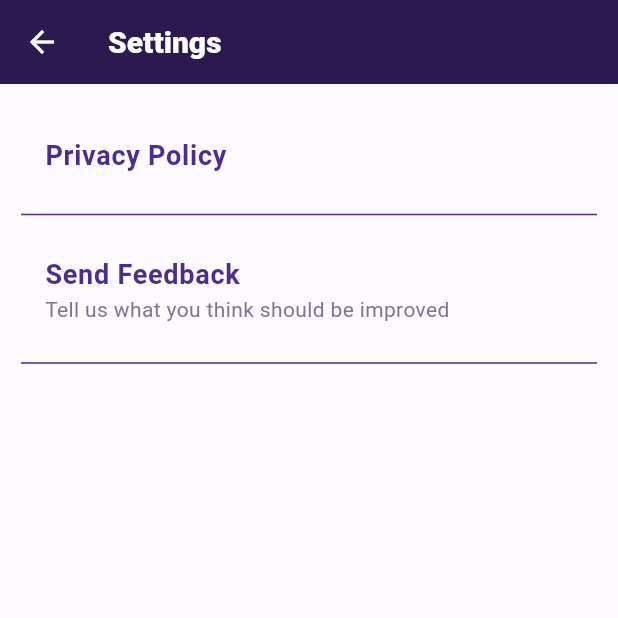
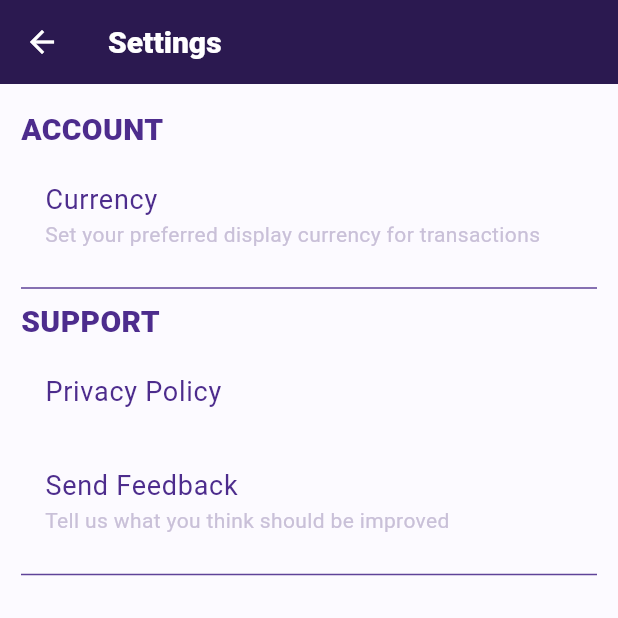
Before and after one commit to cbntechy/DebtorTrack, a Flutter app: the screen it shows after launch, after a tap on "Skip", after a tap on the "settings" icon, on a phone screen of 412 x 824 dp, the top half of it. Run offline on Flutter 3.47's test engine with Material 3 defaults, Android fonts, the phone set to English and light mode, and no system bars; our stand-ins replace google_fonts, shared_preferences; missing offline and left inert: currency_picker.

Commit message:
maintaining consistent currency

```diff
--- /dev/null
+++ b/lib/core/utilities/format_moni_currency.dart
@@ -0,0 +1,33 @@
+import 'dart:ui';
+import 'package:intl/intl.dart';
+import 'package:shared_preferences/shared_preferences.dart';
+
+String formatMoniCurrency(double amount, {String? currencyCode, }) {
+  final locale = PlatformDispatcher.instance.locale.toString();
+  final formatter = NumberFormat.simpleCurrency(
+    locale: locale,
+    name: currencyCode,
+
+  );
+  return formatter.format(amount);
+}
+
+Future<void> saveBaseCurrency() async {
+  final prefs = await SharedPreferences.getInstance();
+
+  final existing = prefs.getString('baseCurrency');
+  if (existing != null && existing.isNotEmpty) {
+    return;
+  }
+
+  final locale = PlatformDispatcher.instance.locale.toString();
+  final formatter = NumberFormat.simpleCurrency(locale: locale);
+
+  final currencyCode = formatter.currencyName;
+
+  if (currencyCode == null || currencyCode.isEmpty) {
+    return;
+  }
+
+  await prefs.setString('baseCurrency', currencyCode);
+}
--- /dev/null
+++ b/lib/core/utilities/saved_currency_code.dart
@@ -0,0 +1,47 @@
+import 'package:shared_preferences/shared_preferences.dart';
+import 'package:intl/intl.dart';
+import 'dart:ui';
+
+
+Future<String> getSavedCurrencyCode() async {
+  final prefs = await SharedPreferences.getInstance();
+  return prefs.getString('baseCurrency') ?? 'USD';
+}
+
+// Function that initializes the base and target currency preferences if they are not already set
+Future<void> initializeCurrencyPreferences() async {
+  final prefs = await SharedPreferences.getInstance();
+  final locale = PlatformDispatcher.instance.locale.toString();
+  final detectedCode =
+      NumberFormat.simpleCurrency(locale: locale).currencyName;
+
+  final savedBase = prefs.getString('baseCurrency');
+  final baseCode = savedBase != null && savedBase.isNotEmpty
+      ? savedBase
+      : (detectedCode ?? 'USD');
+
+  if (savedBase == null || savedBase.isEmpty) {
+    await prefs.setString('baseCurrency', baseCode);
+  }
+
+  final savedTarget = prefs.getString('targetCurrency');
+  if (savedTarget == null || savedTarget.isEmpty) {
+    await prefs.setString('targetCurrency', baseCode);
+  }
+}
+
+Future<String> getEffectiveCurrencyCode() async {
+  final prefs = await SharedPreferences.getInstance();
+
+  // 1) Read both saved values
+  final baseCurrency = prefs.getString('baseCurrency') ?? 'USD';
+  final targetCurrency = prefs.getString('targetCurrency');
+
+  // 2) Use the target if the user selected one
+  // 3) Otherwise fall back to base currency
+  if (targetCurrency != null && targetCurrency.isNotEmpty) {
+    return targetCurrency;
+  }
+
+  return baseCurrency;
+}
--- a/lib/main.dart
+++ b/lib/main.dart
@@ -1,11 +1,14 @@
 import 'package:flutter/material.dart';
 import 'package:shared_preferences/shared_preferences.dart';
-
+import 'package:debtortrack/core/utilities/saved_currency_code.dart';
 import 'onboardings/onboarding1_screen.dart';
 import 'screens/debtor_list_screen.dart';
 import 'core/theme/app_theme.dart';
 
-void main() {
+void main() async{
+  WidgetsFlutterBinding.ensureInitialized();
+  // Initialize currency preferences before running the app
+  await initializeCurrencyPreferences();
   runApp(const MyApp());
 }
 
--- a/lib/screens/add_debtor.dart
+++ b/lib/screens/add_debtor.dart
@@ -100,7 +100,7 @@ class _AddDebtorScreenState extends State<AddDebtorScreen> {
       backgroundColor: const Color(0xFFFCFAFF),
       appBar: AppBar(
         title: Text(_isEditing ? 'Edit debtor' : 'Add debtor',
-          style: Theme.of(context).textTheme.headlineLarge?.copyWith(
+          style: Theme.of(context).textTheme.titleLarge?.copyWith(
             fontWeight: FontWeight.bold,
             color: Colors.white,
           ),
--- a/lib/screens/debtor_list_screen.dart
+++ b/lib/screens/debtor_list_screen.dart
@@ -1,3 +1,4 @@
+import 'package:debtortrack/core/utilities/saved_currency_code.dart';
 import 'package:flutter/material.dart';
 
 import 'add_debtor.dart';
@@ -8,8 +9,10 @@ import 'package:debtortrack/models/debtor_model.dart';
 
 import 'dart:convert';
 
+import 'package:debtortrack/core/utilities/format_moni_currency.dart';
 import 'package:debtortrack/core/theme/app_colors.dart';
 import 'package:shared_preferences/shared_preferences.dart';
+
 
 class DebtorListScreen extends StatefulWidget {
   const DebtorListScreen({super.key});
@@ -25,11 +28,30 @@ class _DebtorListScreenState extends State<DebtorListScreen> {
       .where((debtor) => !debtor.isPaid)
       .fold(0, (total, debtor) => total + debtor.amount);
 
+String get _formattedTotalOutstanding =>
+      formatMoniCurrency(_totalOutstanding, currencyCode: selectedCode, );
+
+double _rawAmount(DebtorModel debtor) => debtor.amount;
+
+String _formattedDebtorAmount(DebtorModel debtor) =>
+      formatMoniCurrency(_rawAmount(debtor), currencyCode: selectedCode, );
+
+String selectedCode = 'USD'; // Default currency code
+
   @override
   void initState() {
     super.initState();
     _loadDebtors();
+    _loadTargetCurrency();
+
   }
+
+  Future<void> _loadTargetCurrency() async {
+  final code = await getEffectiveCurrencyCode();
+
+  if (!mounted) return;
+  setState(() => selectedCode = code );
+}
 
   // Convert every debtor to debtors using toMap()
   Future<void> _loadDebtors() async {
@@ -118,7 +140,7 @@ class _DebtorListScreenState extends State<DebtorListScreen> {
                 final result = await Navigator.push<DebtorDetailsResult>(
                   context,
                   MaterialPageRoute(
-                    builder: (context) => DebtorDetailsScreen(debtor: debtor),
+                    builder: (context) => DebtorDetailsScreen(debtor: debtor, currencyCode: selectedCode),
                   ),
                 );
 
@@ -194,7 +216,7 @@ class _DebtorListScreenState extends State<DebtorListScreen> {
                       crossAxisAlignment: CrossAxisAlignment.end,
                       children: [
                         Text(
-                          '\$${debtor.amount.toStringAsFixed(2)}',
+                          _formattedDebtorAmount(debtor),
                           maxLines: 1,
                           overflow: TextOverflow.ellipsis,
                           style: const TextStyle(
@@ -242,22 +264,22 @@ class _DebtorListScreenState extends State<DebtorListScreen> {
         backgroundColor: brandPurple,
         foregroundColor: Colors.white,
         elevation: 0,
-        title:  Text(
+        title: Text(
           'DebtorTrack',
-          style: Theme.of(context).textTheme.headlineLarge?.copyWith(
-            fontWeight: FontWeight.bold,
-            color: Colors.white,
-          ),
+          style: Theme.of(context).textTheme.titleLarge
+              ?.copyWith(fontWeight: FontWeight.bold, color: Colors.white),
         ),
         actions: [
           IconButton(
             icon: const Icon(Icons.settings_outlined),
             color: const Color(0xFFFCFAFF),
-            onPressed: () {
-              Navigator.push(
+            onPressed: () async{
+            await  Navigator.push(
                 context,
                 MaterialPageRoute(builder: (context) => const SettingsScreen()),
+
               );
+              await _loadTargetCurrency(); // Reload the target currency after returning from settings
             },
           ),
         ],
@@ -270,18 +292,16 @@ class _DebtorListScreenState extends State<DebtorListScreen> {
             child: Column(
               crossAxisAlignment: CrossAxisAlignment.start,
               children: [
-                 Text(
+                Text(
                   'Total outstanding',
-                  style: Theme.of(context).textTheme.labelLarge?.copyWith(
-                    color: mutedTextColor,
-                    fontSize: 16,
-                  ),
+                  style: Theme.of(context).textTheme.labelLarge
+                      ?.copyWith(color: mutedTextColor, fontSize: 16),
                 ),
                 const SizedBox(height: 6),
 
                 // Converts the outstanding amount to String
                 Text(
-                  '₦${_totalOutstanding.toStringAsFixed(2)}',
+                  _formattedTotalOutstanding,
                   style: Theme.of(context).textTheme.headlineLarge?.copyWith(
                     color: Colors.white,
                     fontSize: 34,
--- a/lib/screens/settings_screen.dart
+++ b/lib/screens/settings_screen.dart
@@ -1,13 +1,21 @@
+
 import 'package:flutter/material.dart';
 import 'package:debtortrack/core/theme/app_colors.dart';
 import 'package:url_launcher/url_launcher.dart';
+import 'package:shared_preferences/shared_preferences.dart';
+import 'package:currency_picker/currency_picker.dart';
 
-class SettingsScreen extends StatelessWidget {
+class SettingsScreen extends StatefulWidget {
   const SettingsScreen({super.key});
 
+  @override
+  State<SettingsScreen> createState() => _SettingsScreenState();
+}
+
+class _SettingsScreenState extends State<SettingsScreen> {
+  // Function to open the privacy policy link in the browser
   Future<void> _privacyPolicy(BuildContext context) async {
     final httpUri = Uri.parse('https://cbntechy.github.io/DebtorTrack_privacy');
-
     final launched = await launchUrl(httpUri);
     if (!launched && context.mounted) {
       ScaffoldMessenger.of(context).showSnackBar(
@@ -16,6 +24,7 @@ class SettingsScreen extends StatelessWidget {
     }
   }
 
+  // Function to send feedback via email
   Future<void> _sendFeedback(BuildContext context) async {
     final subject = 'DebtorTrack User Feedback';
     final body =
@@ -42,6 +51,35 @@ class SettingsScreen extends StatelessWidget {
     }
   }
 
+  // Function to display currency picker for currency selection
+  void _showCurrencyPicker(BuildContext context) {
+    showCurrencyPicker(
+      context: context,
+      showFlag: true,
+      showCurrencyName: true,
+      showCurrencyCode: true,
+      theme: CurrencyPickerThemeData(
+        inputDecoration: InputDecoration(
+          labelText: 'Search',
+          hintText: 'Search by currency name or code',
+          prefixIcon: const Icon(Icons.search),
+          border: OutlineInputBorder(borderRadius: BorderRadius.circular(8)),
+        ),
+      ),
+      onSelect: (currency) async {
+        final prefs = await SharedPreferences.getInstance();
+        await prefs.setString('targetCurrency', currency.code);
+        if (context.mounted) {
+          ScaffoldMessenger.of(context).showSnackBar(
+            SnackBar(
+              content: Text('Currency set to ${currency.name}'),
+            ),
+          );
+        }
+      },
+    );
+  }
+
   @override
   Widget build(BuildContext context) {
     return Scaffold(
@@ -50,7 +88,7 @@ class SettingsScreen extends StatelessWidget {
         backgroundColor: brandPurple,
         foregroundColor: Colors.white,
         elevation: 0,
-        title:  Text(
+        title: Text(
           'Settings',
           style: ThemeData.light().textTheme.titleLarge?.copyWith(
             color: Colors.white,
@@ -63,37 +101,87 @@ class SettingsScreen extends StatelessWidget {
       body: ListView(
         padding: EdgeInsets.symmetric(horizontal: 14, vertical: 16),
         children: [
+
+
+              Text(
+                'ACCOUNT',
+                style: ThemeData.light().textTheme.titleLarge?.copyWith(
+                  color: accentPurple,
+                  fontSize: 20,
+                  fontWeight: FontWeight.w800,
+                ),
+              ),
               ListTile(
-            title: Text("Privacy Policy", style: ThemeData.light().textTheme.titleMedium?.copyWith(
+                title: Text(
+                  'Currency',
+                  style: ThemeData.light().textTheme.titleMedium?.copyWith(
                     color: accentPurple,
                     fontSize: 18,
-              fontWeight: FontWeight.w600,
-            ),),
+                    fontWeight: FontWeight.w400,
+                  ),
+                ),
+                subtitle: Text(
+                  'Set your preferred display currency for transactions',
+                  style: ThemeData.light().textTheme.labelMedium?.copyWith(
+                    color: mutedTextColor,
+                    fontSize: 14,
+                  ),
+                ),
+                minVerticalPadding: 18,
+                onTap: () => _showCurrencyPicker(context),
+              ),
+
+              Divider(thickness: 1, color: Color.fromARGB(255, 95, 67, 153)),
+
+              Text(
+                'SUPPORT',
+                style: ThemeData.light().textTheme.titleLarge?.copyWith(
+                  color: accentPurple,
+                  fontSize: 20,
+                  fontWeight: FontWeight.w800,
+                ),
+              ),
+              ListTile(
+                title: Text(
+                  "Privacy Policy",
+                  style: ThemeData.light().textTheme.titleMedium?.copyWith(
+                    color: accentPurple,
+                    fontSize: 18,
+                    fontWeight: FontWeight.w400,
+                  ),
+                ),
                 minVerticalPadding: 18,
                 onTap: () => _privacyPolicy(context),
               ),
 
-          Divider(thickness: 1, color: Color(0xFF4D2C8D),),
-
               ListTile(
-            title: Text("Send Feedback", style: ThemeData.light().textTheme.titleMedium?.copyWith(
+                title: Text(
+                  "Send Feedback",
+                  style: ThemeData.light().textTheme.titleMedium?.copyWith(
                     color: accentPurple,
                     fontSize: 18,
-              fontWeight: FontWeight.w600,
-            ),),
-            subtitle: Text('Tell us what you think should be improved', style: ThemeData.light().textTheme.labelMedium?.copyWith(
-              color: Color(0xFF827292),
+                    fontWeight: FontWeight.w400,
+                  ),
+                ),
+                subtitle: Text(
+                  'Tell us what you think should be improved',
+                  style: ThemeData.light().textTheme.labelMedium?.copyWith(
+                    color: mutedTextColor,
                     fontSize: 14,
-            ),),
+                  ),
+                ),
                 minVerticalPadding: 18,
                 onTap: () {
                   _sendFeedback(context);
                 },
+
+              ),
+                Divider(thickness: 1, color: Color.fromARGB(255, 95, 67, 153)),
+            ],
           ),
 
-          Divider(thickness: 1, color: Color(0xFF4D2C8D),),
-        ],
-      ),
+
+
     );
   }
 }
--- a/pubspec.yaml
+++ b/pubspec.yaml
@@ -37,6 +37,8 @@ dependencies:
   shared_preferences: ^2.5.5
   url_launcher: ^6.3.2
   google_fonts: ^9.0.0
+  intl: ^0.20.3
+  currency_picker: ^2.0.22
 
 dev_dependencies:
   flutter_test:
```
Also changed, not shown: lib/screens/debtor_details_screen.dart (+19 -12 lines), pubspec.lock. Lines whose indentation alone changed are shown as unchanged.
